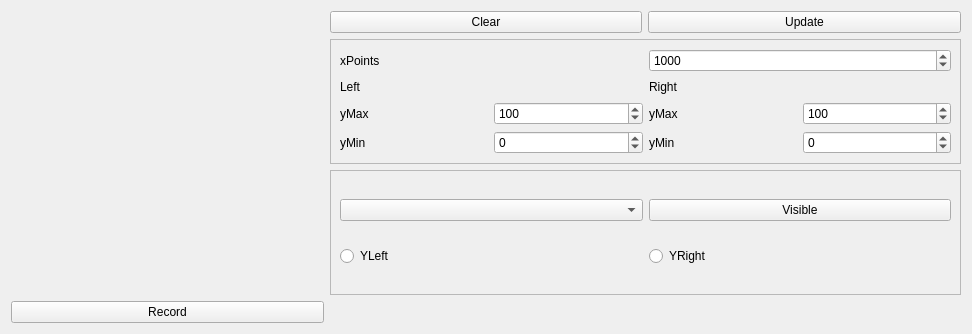
This is App/DataDisplayer/DataDisplayer.ui in windsgo/edm_project as Qt 5 draws it before an edit. The edited form follows.
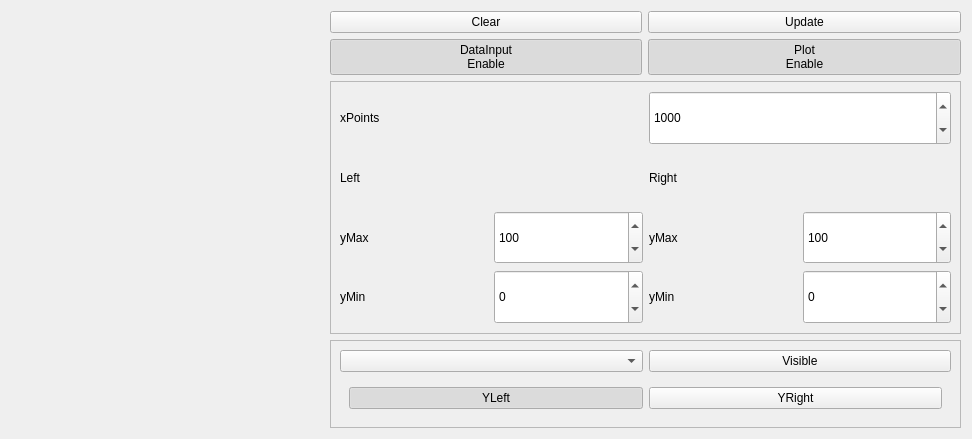
This is the edited form. Custom widgets are drawn as their Qt base class.

Commit message: feat: 补充displayer接口

```diff
--- a/App/DataDisplayer/DataDisplayer.ui
+++ b/App/DataDisplayer/DataDisplayer.ui
@@ -7,31 +7,14 @@
     <x>0</x>
     <y>0</y>
     <width>972</width>
-    <height>334</height>
+    <height>439</height>
    </rect>
   </property>
   <property name="windowTitle">
    <string>Form</string>
   </property>
   <layout class="QGridLayout" name="gridLayout_2">
-   <item row="0" column="0" rowspan="3">
-    <widget class="QwtPlot" name="qwtPlot"/>
-   </item>
-   <item row="0" column="1">
-    <widget class="QPushButton" name="pb_clear">
-     <property name="text">
-      <string>Clear</string>
-     </property>
-    </widget>
-   </item>
-   <item row="0" column="2">
-    <widget class="QPushButton" name="pb_update">
-     <property name="text">
-      <string>Update</string>
-     </property>
-    </widget>
-   </item>
-   <item row="1" column="1" colspan="2">
+   <item row="2" column="1" colspan="2">
     <widget class="QFrame" name="frame_settings">
      <property name="frameShape">
       <enum>QFrame::StyledPanel</enum>
@@ -181,8 +164,43 @@
      </layout>
     </widget>
    </item>
-   <item row="2" column="1" colspan="2">
+   <item row="0" column="0" rowspan="4">
+    <widget class="QwtPlot" name="qwtPlot"/>
+   </item>
+   <item row="0" column="1">
+    <widget class="QPushButton" name="pb_clear">
+     <property name="sizePolicy">
+      <sizepolicy hsizetype="Preferred" vsizetype="Maximum">
+       <horstretch>0</horstretch>
+       <verstretch>0</verstretch>
+      </sizepolicy>
+     </property>
+     <property name="text">
+      <string>Clear</string>
+     </property>
+    </widget>
+   </item>
+   <item row="0" column="2">
+    <widget class="QPushButton" name="pb_update">
+     <property name="sizePolicy">
+      <sizepolicy hsizetype="Preferred" vsizetype="Maximum">
+       <horstretch>0</horstretch>
+       <verstretch>0</verstretch>
+      </sizepolicy>
+     </property>
+     <property name="text">
+      <string>Update</string>
+     </property>
+    </widget>
+   </item>
+   <item row="3" column="1" colspan="2">
     <widget class="QFrame" name="frame_item_checkboxes">
+     <property name="sizePolicy">
+      <sizepolicy hsizetype="Preferred" vsizetype="Fixed">
+       <horstretch>0</horstretch>
+       <verstretch>0</verstretch>
+      </sizepolicy>
+     </property>
      <property name="frameShape">
       <enum>QFrame::StyledPanel</enum>
      </property>
@@ -190,27 +208,20 @@
       <enum>QFrame::Raised</enum>
      </property>
      <layout class="QGridLayout" name="gridLayout">
-      <item row="3" column="0">
-       <widget class="QRadioButton" name="radioButton">
-        <property name="text">
-         <string>YLeft</string>
-        </property>
-       </widget>
-      </item>
-      <item row="3" column="1">
-       <widget class="QRadioButton" name="radioButton_2">
-        <property name="text">
-         <string>YRight</string>
-        </property>
-       </widget>
-      </item>
       <item row="0" column="0">
-       <widget class="QComboBox" name="comboBox_item_select"/>
+       <widget class="QComboBox" name="comboBox_item_select">
+        <property name="sizePolicy">
+         <sizepolicy hsizetype="Preferred" vsizetype="Preferred">
+          <horstretch>0</horstretch>
+          <verstretch>0</verstretch>
+         </sizepolicy>
+        </property>
+       </widget>
       </item>
       <item row="0" column="1">
        <widget class="QPushButton" name="pb_item_visible">
         <property name="sizePolicy">
-         <sizepolicy hsizetype="Minimum" vsizetype="Preferred">
+         <sizepolicy hsizetype="Preferred" vsizetype="Preferred">
           <horstretch>0</horstretch>
           <verstretch>0</verstretch>
          </sizepolicy>
@@ -223,15 +234,98 @@
         </property>
        </widget>
       </item>
+      <item row="1" column="0" colspan="2">
+       <widget class="QWidget" name="widget" native="true">
+        <property name="sizePolicy">
+         <sizepolicy hsizetype="Preferred" vsizetype="Minimum">
+          <horstretch>0</horstretch>
+          <verstretch>0</verstretch>
+         </sizepolicy>
+        </property>
+        <layout class="QHBoxLayout" name="horizontalLayout">
+         <item>
+          <widget class="QPushButton" name="pb_select_yleft">
+           <property name="sizePolicy">
+            <sizepolicy hsizetype="Minimum" vsizetype="Minimum">
+             <horstretch>0</horstretch>
+             <verstretch>0</verstretch>
+            </sizepolicy>
+           </property>
+           <property name="text">
+            <string>YLeft</string>
+           </property>
+           <property name="checkable">
+            <bool>true</bool>
+           </property>
+           <property name="checked">
+            <bool>true</bool>
+           </property>
+           <property name="autoExclusive">
+            <bool>true</bool>
+           </property>
+          </widget>
+         </item>
+         <item>
+          <widget class="QPushButton" name="pb_select_yright">
+           <property name="sizePolicy">
+            <sizepolicy hsizetype="Minimum" vsizetype="Minimum">
+             <horstretch>0</horstretch>
+             <verstretch>0</verstretch>
+            </sizepolicy>
+           </property>
+           <property name="text">
+            <string>YRight</string>
+           </property>
+           <property name="checkable">
+            <bool>true</bool>
+           </property>
+           <property name="autoExclusive">
+            <bool>true</bool>
+           </property>
+          </widget>
+         </item>
+        </layout>
+       </widget>
+      </item>
      </layout>
     </widget>
    </item>
-   <item row="3" column="0">
-    <widget class="QPushButton" name="pb_record">
+   <item row="1" column="1">
+    <widget class="QPushButton" name="pb_datainput_enable">
+     <property name="sizePolicy">
+      <sizepolicy hsizetype="Preferred" vsizetype="Maximum">
+       <horstretch>0</horstretch>
+       <verstretch>0</verstretch>
+      </sizepolicy>
+     </property>
      <property name="text">
-      <string>Record</string>
+      <string>DataInput
+Enable</string>
      </property>
      <property name="checkable">
+      <bool>true</bool>
+     </property>
+     <property name="checked">
+      <bool>true</bool>
+     </property>
+    </widget>
+   </item>
+   <item row="1" column="2">
+    <widget class="QPushButton" name="pb_plot_enable">
+     <property name="sizePolicy">
+      <sizepolicy hsizetype="Preferred" vsizetype="Maximum">
+       <horstretch>0</horstretch>
+       <verstretch>0</verstretch>
+      </sizepolicy>
+     </property>
+     <property name="text">
+      <string>Plot
+Enable</string>
+     </property>
+     <property name="checkable">
+      <bool>true</bool>
+     </property>
+     <property name="checked">
       <bool>true</bool>
      </property>
     </widget>
```
The commit also changes 3 other files.
